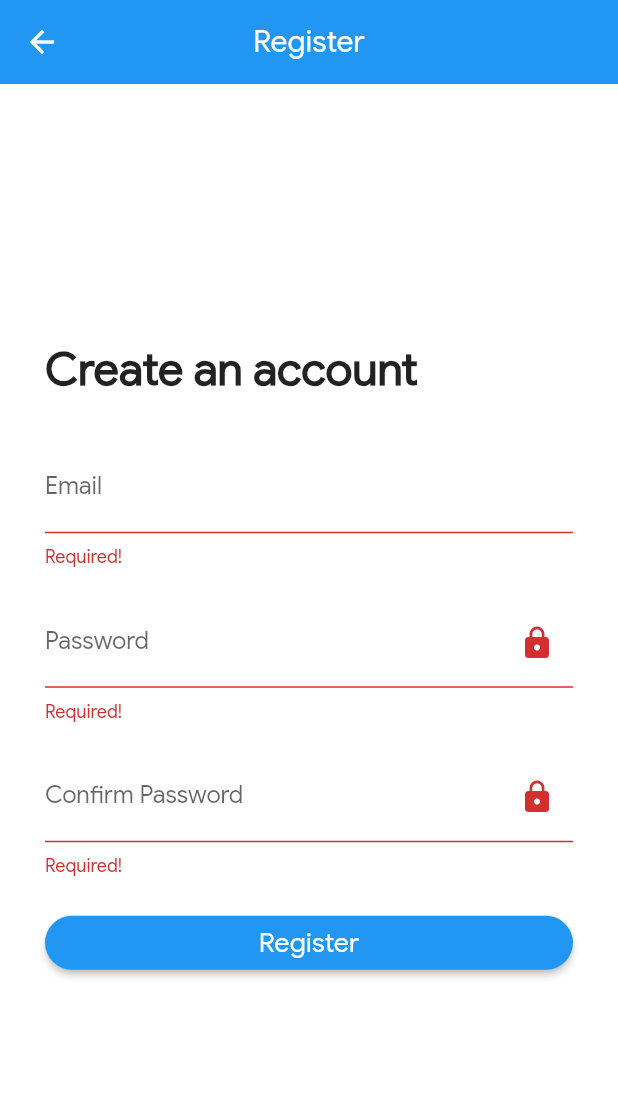
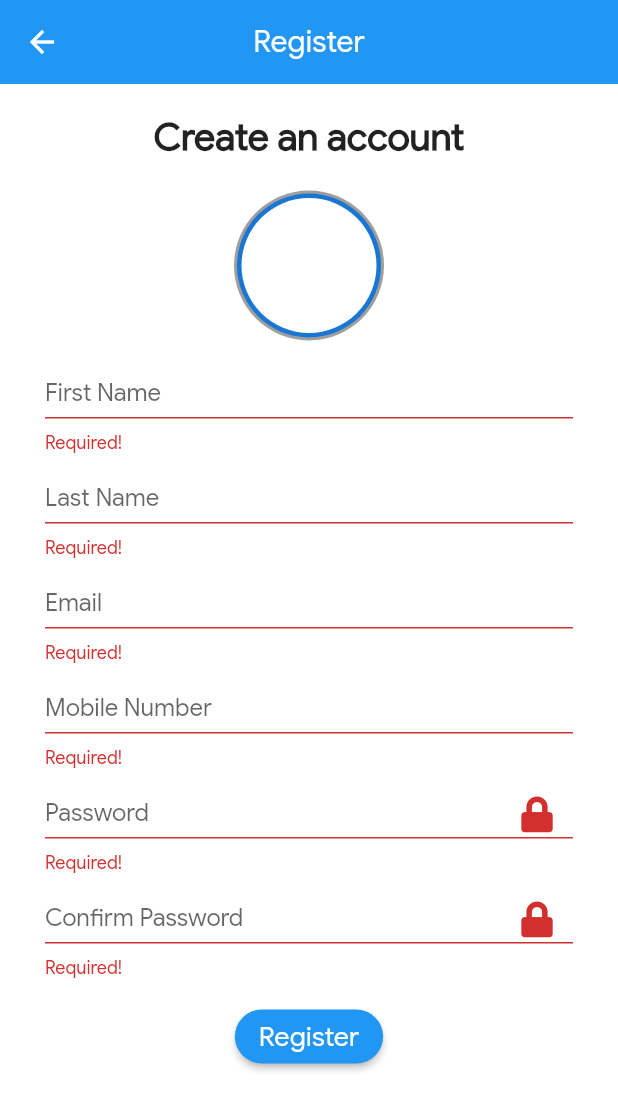
Before and after one commit to Kurler3/Flutter-Chat-App, a Flutter app: the RegisterPage screen opened by its route, after a tap on "Register", on a phone screen of 412 x 824 dp. Shown: the top 1110 px of the screen. Run offline on Flutter 3.47's test engine with Material 2 defaults, Android fonts, the phone set to English and light mode, and no system bars; our stand-ins replace bloc, email_validator, equatable, firebase_auth, firebase_core, flutter_bloc and 4 more; accounts and stored records are empty.

Commit message:
Figured out how to open gallery to pick profile pic. Will study how to save users information to the realtime database

```diff
--- a/lib/auth/login_page.dart
+++ b/lib/auth/login_page.dart
@@ -67,8 +67,7 @@ class _LoginPageState extends State<LoginPage> {
                   validator: (value) {
                     if (value!.isEmpty) {
                       return 'Required!';
-                    }
-                    if (!EmailValidator.validate(value)) {
+                    } else if (!EmailValidator.validate(value)) {
                       return 'Please input a valid email';
                     }
                     return null;
@@ -109,7 +108,9 @@ class _LoginPageState extends State<LoginPage> {
                   decoration: InputDecoration(
                     suffixIcon: IconButton(
                       icon: Icon(
-                        Icons.lock,
+                        _obscureText
+                            ? FontAwesomeIcons.lock
+                            : FontAwesomeIcons.unlock,
                       ),
                       onPressed: _toggle,
                     ),
@@ -161,12 +162,7 @@ class _LoginPageState extends State<LoginPage> {
                         ScaffoldMessenger.of(context).showSnackBar(
                             AuthTools.errorSnackBar(
                                 ChatApp.LOGIN_FAILED_MESSAGE));
-                      } else {
-                        // Direct user to a first time user page allowing him to upload an image and choose a username
-
                       }
-                    } else {
-                      // Clear both inputs and show popup saying user doesn't exist
                     }
                   },
                   icon: Icon(FontAwesomeIcons.arrowRight),
--- a/lib/auth/register_page.dart
+++ b/lib/auth/register_page.dart
@@ -1,3 +1,5 @@
+import 'dart:io';
+
 import 'package:email_validator/email_validator.dart';
 import 'package:firebase_chat_app/auth/auth_scaffold.dart';
 import 'package:firebase_chat_app/auth/auth_service.dart';
@@ -5,6 +7,7 @@ import 'package:firebase_chat_app/tools/auth_tools.dart';
 import 'package:firebase_chat_app/tools/chat_app.dart';
 import 'package:flutter/material.dart';
 import 'package:font_awesome_flutter/font_awesome_flutter.dart';
+import 'package:image_picker/image_picker.dart';
 import 'package:provider/provider.dart';
 
 class RegisterPage extends StatefulWidget {
@@ -22,7 +25,29 @@ class _RegisterPageState extends State<RegisterPage> {
   // Initially password is obscure
   bool _obscureText = true;
 
+  // Image picked by user
+  File? _image;
+
+  // Image picker
+  final picker = ImagePicker();
+
+  Future _getImage() async {
+    // print('Open gallery');
+    final pickedFile = await picker.getImage(source: ImageSource.gallery);
+
+    if (pickedFile != null) {
+      setState(() {
+        _image = File(pickedFile.path);
+      });
+    }
+
+    print(_image);
+  }
+
   // Input Controllers
+  TextEditingController _firstNameController = TextEditingController();
+  TextEditingController _lastNameController = TextEditingController();
+  TextEditingController _phoneNumberController = TextEditingController();
   TextEditingController _emailController = TextEditingController();
   TextEditingController _passwordController = TextEditingController();
   TextEditingController _confirmPasswordController = TextEditingController();
@@ -41,10 +66,6 @@ class _RegisterPageState extends State<RegisterPage> {
       // Output loading circle
       AuthTools.showLoaderDialog(context);
 
-      // Print the data inputed
-      print(_emailController.value.text);
-      print(_passwordController.value.text);
-
       // Create account
       var res = await context.read<AuthenticationService>().signUp(
           email: _emailController.text.trim(),
@@ -57,9 +78,12 @@ class _RegisterPageState extends State<RegisterPage> {
       if (res != ChatApp.SIGN_UP_SUCCESSFUL) {
         ScaffoldMessenger.of(context).showSnackBar(
             AuthTools.errorSnackBar(ChatApp.SIGN_UP_FAILED_MESSAGE));
+      } else {
+        // Save data to firebase database
+        // If no image was uploaded then upload a custom anonymous one
+        // Go back to the login page
+
       }
-    } else {
-      // Clear both inputs and show popup saying user doesn't exist
     }
   }
 
@@ -74,28 +98,121 @@ class _RegisterPageState extends State<RegisterPage> {
       child: Form(
         key: _formKey,
         child: Column(
-          mainAxisAlignment: MainAxisAlignment.center,
-          crossAxisAlignment: CrossAxisAlignment.stretch,
+          mainAxisSize: MainAxisSize.min,
+          //mainAxisAlignment: MainAxisAlignment.center,
+          //crossAxisAlignment: CrossAxisAlignment.stretch,
           children: [
-            Text(
+            Padding(
+              padding: const EdgeInsets.only(top: 20),
+              child: Text(
                 'Create an account',
-              style: TextStyle(fontSize: 30.0, fontWeight: FontWeight.bold),
+                style: TextStyle(fontSize: 25.0, fontWeight: FontWeight.bold),
               ),
-            SizedBox(height: 30.0),
-            TextFormField(
-              controller: _emailController,
+            ),
+            SizedBox(height: 20.0),
+            _avatarPickerWidget(),
+            SizedBox(
+              height: 20,
+            ),
+            _textFieldWidget(
+                _firstNameController,
+                ChatApp.REGISTER_FIRST_NAME_LABEL,
+                ChatApp.REGISTER_FIRST_NAME_HINT,
+                false,
+                false),
+            SizedBox(
+              height: 15,
+            ),
+            _textFieldWidget(
+                _lastNameController,
+                ChatApp.REGISTER_LAST_NAME_LABEL,
+                ChatApp.REGISTER_LAST_NAME_HINT,
+                false,
+                false),
+            SizedBox(
+              height: 15,
+            ),
+            _textFieldWidget(_emailController, ChatApp.REGISTER_EMAIL_LABEL,
+                ChatApp.REGISTER_EMAIL_HINT, true, false),
+            SizedBox(
+              height: 15,
+            ),
+            _textFieldWidget(
+                _phoneNumberController,
+                ChatApp.REGISTER_PHONE_NUMBER_LABEL,
+                ChatApp.REGISTER_PHONE_NUMBER_HINT,
+                false,
+                false),
+            SizedBox(
+              height: 15,
+            ),
+            _textFieldWidget(
+                _passwordController,
+                ChatApp.REGISTER_PASSWORD_LABEL,
+                ChatApp.REGISTER_PASSWORD_HINT,
+                false,
+                true),
+            SizedBox(
+              height: 15,
+            ),
+            _textFieldWidget(
+                _confirmPasswordController,
+                ChatApp.REGISTER_CONFIRM_PASSWORD_LABEL,
+                ChatApp.REGISTER_CONFIRM_PASSWORD_HINT,
+                false,
+                true),
+            SizedBox(
+              height: 15,
+            ),
+            ElevatedButton(
+              onPressed: _register,
+              child: Text(
+                "Register",
+                style: TextStyle(fontSize: 18.0),
+              ),
+              style: ButtonStyle(
+                  shape: MaterialStateProperty.all<RoundedRectangleBorder>(
+                      RoundedRectangleBorder(
+                borderRadius: BorderRadius.circular(18.0),
+              ))),
+            ),
+          ],
+        ),
+      ),
+    );
+  }
+
+  Widget _textFieldWidget(TextEditingController controller, String labelText,
+      String hintText, bool isEmailField, bool isPasswordField) {
+    return Container(
+      height: 55,
+      child: TextFormField(
+        controller: controller,
         validator: (value) {
           if (value!.isEmpty) {
             return 'Required!';
           }
+          if (isEmailField) {
             if (!EmailValidator.validate(value)) {
               return 'Please input a valid email';
             }
+          }
           return null;
         },
+        obscureText: isPasswordField ? _obscureText : false,
         decoration: InputDecoration(
-                labelText: "Email",
-                hintText: 'Enter your email',
+          suffixIcon: isPasswordField
+              ? IconButton(
+                  icon: Icon(
+                    _obscureText
+                        ? FontAwesomeIcons.lock
+                        : FontAwesomeIcons.unlock,
+                  ),
+                  onPressed: _toggle,
+                )
+              : null,
+          labelText: labelText,
+          hintText: hintText,
           hintStyle: TextStyle(
             color: Colors.purple,
             fontStyle: FontStyle.italic,
@@ -114,106 +231,39 @@ class _RegisterPageState extends State<RegisterPage> {
           ),
         ),
       ),
-            SizedBox(
-              height: 20,
-            ),
-            TextFormField(
-              controller: _passwordController,
-              validator: (value) {
-                if (value!.isEmpty) {
-                  return 'Required!';
-                } else if (value != _confirmPasswordController.value.text) {
-                  return "Passwords don't match!";
+    );
   }
-                return null;
-              },
-              obscureText: _obscureText,
-              decoration: InputDecoration(
-                suffixIcon: IconButton(
-                  icon: Icon(
-                    Icons.lock,
-                  ),
-                  onPressed: _toggle,
-                ),
-                labelText: 'Password',
-                hintText: 'Enter your password',
-                hintStyle: TextStyle(
-                  color: Colors.purple,
-                  fontStyle: FontStyle.italic,
-                ),
-                enabledBorder: OutlineInputBorder(
-                  borderSide: BorderSide(
-                    color: Colors.blueAccent,
-                  ),
-                  borderRadius: BorderRadius.circular(20.0),
-                ),
-                disabledBorder: OutlineInputBorder(
-                  borderSide: BorderSide(
-                    color: Colors.grey,
-                  ),
-                  borderRadius: BorderRadius.circular(20.0),
+
+  Widget _avatarPickerWidget() {
+    return InkWell(
+        onTap: _getImage,
+        child: IgnorePointer(
+            child: CircleAvatar(
+          backgroundColor: Colors.grey,
+          radius: 50.0,
+          child: CircleAvatar(
+            radius: 48.0,
+            child: CircleAvatar(
+              radius: 48.0 - 3,
+              backgroundImage: (_image != null)
+                  ? Image.file(
+                      _image!,
+                      fit: BoxFit.cover,
+                    ).image
+                  : null,
+              // child: ClipOval(
+              //   child: (_image != null)
+              //       ? Image.file(
+              //           _image!,
+              //           fit: BoxFit.cover,
+              //         )
+              //       : Center(
+              //           child: Icon(Icons.insert_photo),
+              //         ),
+              // ),
+              backgroundColor: Colors.white,
             ),
           ),
-            ),
-            SizedBox(
-              height: 20,
-            ),
-            TextFormField(
-              controller: _confirmPasswordController,
-              validator: (value) {
-                if (value!.isEmpty) {
-                  return 'Required!';
-                } else if (value != _passwordController.value.text) {
-                  return "Passwords don't match!";
-                }
-                return null;
-              },
-              obscureText: _obscureText,
-              decoration: InputDecoration(
-                suffixIcon: IconButton(
-                  icon: Icon(
-                    Icons.lock,
-                  ),
-                  onPressed: _toggle,
-                ),
-                labelText: 'Confirm Password',
-                hintText: 'Enter your password again',
-                hintStyle: TextStyle(
-                  color: Colors.purple,
-                  fontStyle: FontStyle.italic,
-                ),
-                enabledBorder: OutlineInputBorder(
-                  borderSide: BorderSide(
-                    color: Colors.blueAccent,
-                  ),
-                  borderRadius: BorderRadius.circular(20.0),
-                ),
-                disabledBorder: OutlineInputBorder(
-                  borderSide: BorderSide(
-                    color: Colors.grey,
-                  ),
-                  borderRadius: BorderRadius.circular(20.0),
-                ),
-              ),
-            ),
-            SizedBox(
-              height: 20,
-            ),
-            ElevatedButton(
-              onPressed: _register,
-              child: Text(
-                "Register",
-                style: TextStyle(fontSize: 18.0),
-              ),
-              style: ButtonStyle(
-                  shape: MaterialStateProperty.all<RoundedRectangleBorder>(
-                      RoundedRectangleBorder(
-                borderRadius: BorderRadius.circular(18.0),
-              ))),
-            ),
-          ],
-        ),
-      ),
-    );
+        )));
   }
 }
--- a/lib/tools/chat_app.dart
+++ b/lib/tools/chat_app.dart
@@ -26,4 +26,27 @@ class ChatApp {
       "Couldn't logout. Try again, please!";
   static const String SIGN_UP_FAILED_MESSAGE =
       "Couldn't create account. Please try again";
+
+  // Register page text fields
+  // static const String REGISTER_FIRST_NAME = "REGISTER_FIRST_NAME";
+  // static const String REGISTER_LAST_NAME = "REGISTER_LAST_NAME";
+  // static const String REGISTER_PHONE_NUMBER = "REGISTER_PHONE_NUMBER";
+  // static const String REGISTER_EMAIL = "REGISTER_EMAIL";
+  // static const String REGISTER_PASSWORD = "REGISTER_PASSWORD";
+  // static const String REGISTER_CONFIRM_PASSWORD = "REGISTER_CONFIRM_PASSWORD";
+
+  // Register Page label and hint texts
+  static const String REGISTER_FIRST_NAME_LABEL = "First Name";
+  static const String REGISTER_FIRST_NAME_HINT = "Enter your first name";
+  static const String REGISTER_LAST_NAME_LABEL = "Last Name";
+  static const String REGISTER_LAST_NAME_HINT = "Enter your last name";
+  static const String REGISTER_PHONE_NUMBER_LABEL = "Mobile Number";
+  static const String REGISTER_PHONE_NUMBER_HINT = "Enter your mobile number";
+  static const String REGISTER_EMAIL_LABEL = "Email";
+  static const String REGISTER_EMAIL_HINT = "Enter your email";
+  static const String REGISTER_PASSWORD_LABEL = "Password";
+  static const String REGISTER_PASSWORD_HINT = "Enter your password";
+  static const String REGISTER_CONFIRM_PASSWORD_LABEL = "Confirm Password";
+  static const String REGISTER_CONFIRM_PASSWORD_HINT =
+      "Enter your password again";
 }
--- a/pubspec.yaml
+++ b/pubspec.yaml
@@ -35,6 +35,7 @@ dependencies:
   firebase_core: ^1.2.1
   firebase_auth: ^1.3.0
   provider: ^5.0.0
+  image_picker: ^0.8.0+3
 
 
 
```
Also changed, not shown: pubspec.lock. Lines whose indentation alone changed are shown as unchanged.
